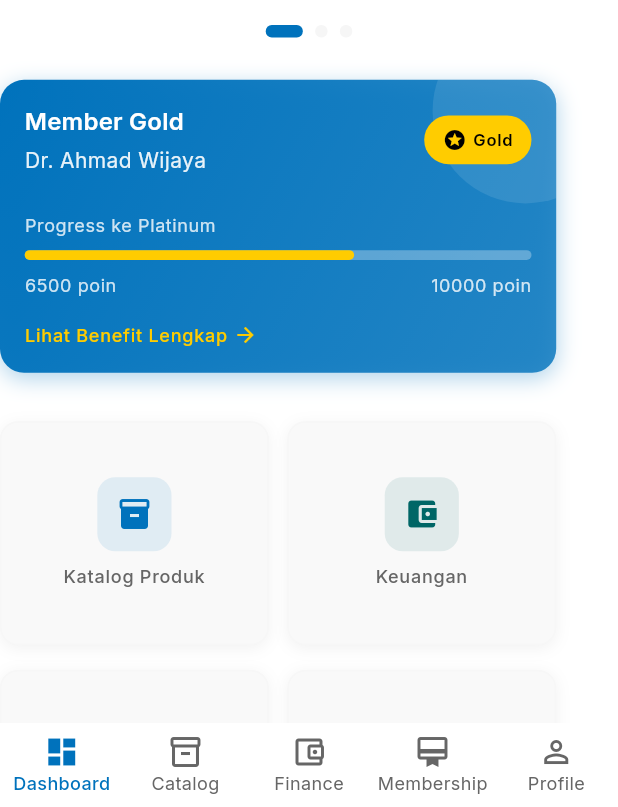
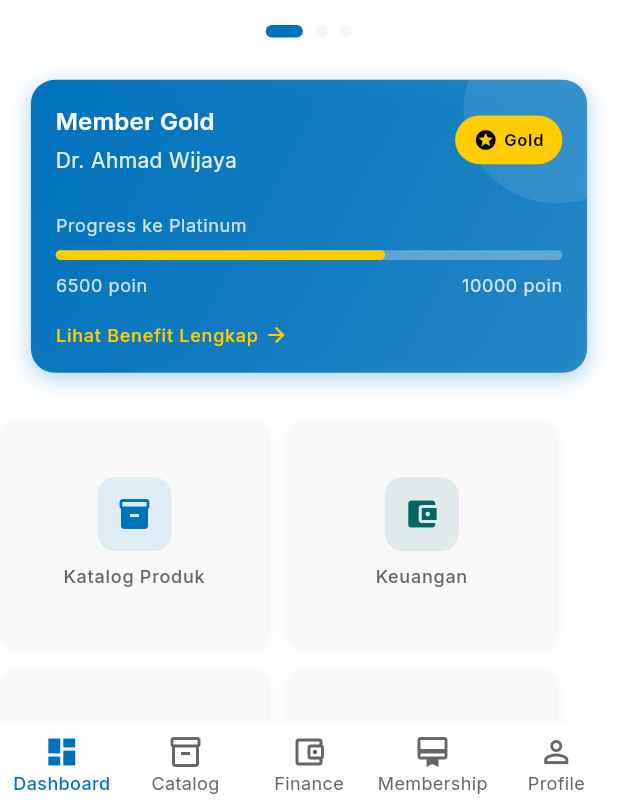
Before and after one commit to Diannurwahid1/cobra_customer_app_3018, a Flutter app: the HomeDashboard screen opened by its route, on a phone screen of 412 x 824 dp, the part 429-1236 px from its top. Run offline on Flutter 3.47's test engine with Material 3 defaults, Android fonts, the phone set to English and light mode, and no system bars; drawn by our look-alikes of cached_network_image; our stand-ins replace connectivity_plus, flutter_slidable, flutter_svg, fluttertoast, google_fonts, sizer and 1 more; network calls fail.

Commit message:
Latest code updated

```diff
--- a/lib/presentation/home_dashboard/home_dashboard.dart
+++ b/lib/presentation/home_dashboard/home_dashboard.dart
@@ -35,39 +35,41 @@ class _HomeDashboardState extends State<HomeDashboard> {
           ),
         ],
       ),
-      body: const SingleChildScrollView(
+      body: SingleChildScrollView(
         child: Column(
           crossAxisAlignment: CrossAxisAlignment.start,
           children: [
             // Search bar
-            SearchBarWidget(),
+            const SearchBarWidget(),
 
-            SizedBox(height: 16),
+            const SizedBox(height: 16),
 
             // Promotional carousel
-            PromotionalCarouselWidget(),
+            const PromotionalCarouselWidget(),
 
-            SizedBox(height: 20),
+            const SizedBox(height: 20),
 
-            // Membership card
-            MembershipCardWidget(),
+            // Membership card - centered
+            const Center(
+              child: MembershipCardWidget(),
+            ),
 
-            SizedBox(height: 24),
+            const SizedBox(height: 24),
 
             // Quick access shortcuts
-            QuickAccessShortcutsWidget(),
+            const QuickAccessShortcutsWidget(),
 
-            SizedBox(height: 24),
+            const SizedBox(height: 24),
 
             // Product highlights
-            ProductHighlightsWidget(),
+            const ProductHighlightsWidget(),
 
-            SizedBox(height: 24),
+            const SizedBox(height: 24),
 
             // Recent orders
-            RecentOrdersWidget(),
+            const RecentOrdersWidget(),
 
-            SizedBox(height: 100), // Extra space for bottom navigation
+            const SizedBox(height: 100), // Extra space for bottom navigation
           ],
         ),
       ),
--- a/lib/presentation/home_dashboard/widgets/membership_card_widget.dart
+++ b/lib/presentation/home_dashboard/widgets/membership_card_widget.dart
@@ -23,7 +23,7 @@ class MembershipCardWidget extends StatelessWidget {
 
     return Container(
       width: 90.w,
-      margin: EdgeInsets.symmetric(vertical: 1.h),
+      margin: EdgeInsets.symmetric(vertical: 1.h, horizontal: 5.w),
       decoration: BoxDecoration(
         gradient: LinearGradient(
           colors: [
@@ -39,7 +39,7 @@ class MembershipCardWidget extends StatelessWidget {
             color:
                 AppTheme.lightTheme.colorScheme.primary.withValues(alpha: 0.3),
             blurRadius: 12,
-            offset: Offset(0, 4),
+            offset: const Offset(0, 4),
           ),
         ],
       ),
@@ -65,7 +65,8 @@ class MembershipCardWidget extends StatelessWidget {
                 Row(
                   mainAxisAlignment: MainAxisAlignment.spaceBetween,
                   children: [
-                    Column(
+                    Expanded(
+                      child: Column(
                         crossAxisAlignment: CrossAxisAlignment.start,
                         children: [
                           Text(
@@ -83,8 +84,10 @@ class MembershipCardWidget extends StatelessWidget {
                                 ?.copyWith(
                               color: Colors.white.withValues(alpha: 0.9),
                             ),
+                            overflow: TextOverflow.ellipsis,
                           ),
                         ],
+                      ),
                     ),
                     Container(
                       padding:
@@ -165,6 +168,7 @@ class MembershipCardWidget extends StatelessWidget {
                     Navigator.pushNamed(context, '/promo-and-membership');
                   },
                   child: Row(
+                    mainAxisSize: MainAxisSize.min,
                     children: [
                       Text(
                         'Lihat Benefit Lengkap',
```
Lines whose indentation alone changed are shown as unchanged.
